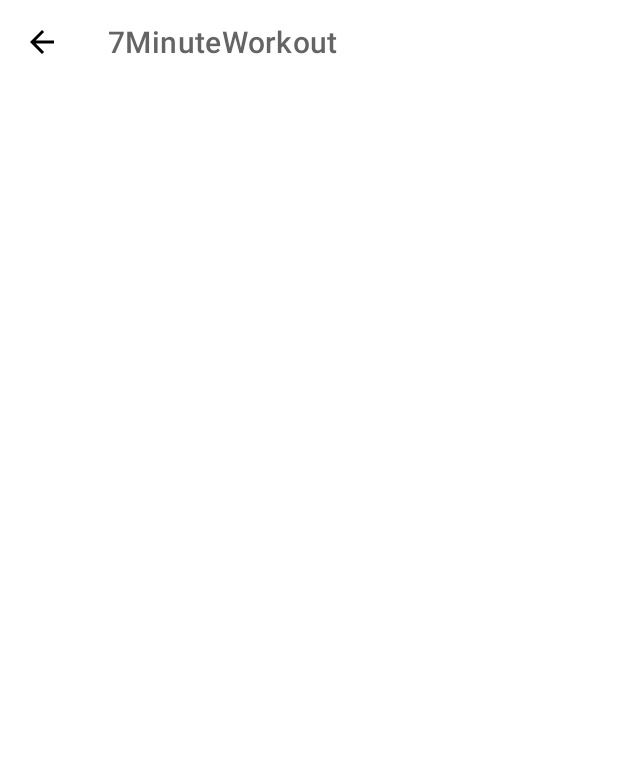
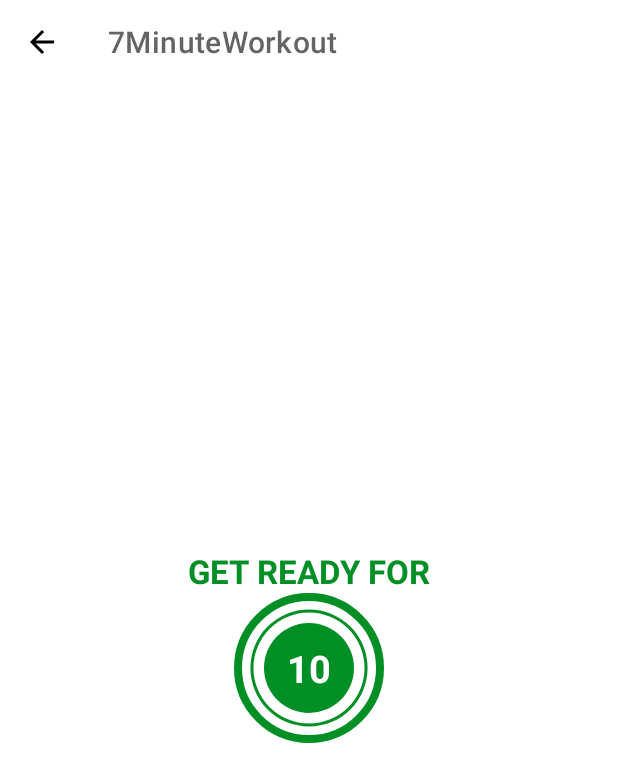
Before and after one commit to chrisabbod/7-minute-workout, an Android app: the ExerciseActivity screen opened directly, with no data from a screen before it, on a phone screen of 412 x 824 dp. Shown: the top 782 px of the screen. Run offline under Robolectric (Android 15) with nearby library versions, the phone set to English and light mode, and no system bars.

Commit message:
Create circular progress bar drawable

```diff
--- /dev/null
+++ b/app/src/main/res/drawable/circular_progress_bar.xml
@@ -0,0 +1,13 @@
+<?xml version="1.0" encoding="utf-8"?>
+<layer-list xmlns:android="http://schemas.android.com/apk/res/android">
+    <item>
+        <shape
+            android:innerRadiusRatio="2.7"
+            android:shape="ring"
+            android:thicknessRatio="50.0"
+            android:useLevel="true" >
+
+            <solid android:color="@color/colorAccent" />
+        </shape>
+    </item>
+</layer-list>
--- /dev/null
+++ b/app/src/main/res/drawable/circular_progress_bar_gray.xml
@@ -0,0 +1,13 @@
+<?xml version="1.0" encoding="utf-8"?>
+<layer-list xmlns:android="http://schemas.android.com/apk/res/android">
+    <item>
+        <shape
+            android:innerRadiusRatio="2.7"
+            android:shape="ring"
+            android:thicknessRatio="50.0"
+            android:useLevel="true" >
+
+            <solid android:color="#D4DEE7" />
+        </shape>
+    </item>
+</layer-list>
--- /dev/null
+++ b/app/src/main/res/drawable/item_circular_color_accent_background.xml
@@ -0,0 +1,7 @@
+<?xml version="1.0" encoding="utf-8"?>
+<shape xmlns:android="http://schemas.android.com/apk/res/android"
+    android:shape="oval">
+
+    <solid android:color="@color/colorAccent" />
+
+</shape>
--- a/app/src/main/res/layout/activity_exercise.xml
+++ b/app/src/main/res/layout/activity_exercise.xml
@@ -15,4 +15,60 @@
         app:layout_constraintTop_toTopOf="parent"
         app:titleTextColor="@color/colorPrimary" />
 
+    <TextView
+        android:id="@+id/tv_title"
+        android:layout_width="wrap_content"
+        android:layout_height="wrap_content"
+        android:text="GET READY FOR"
+        android:textColor="@color/colorAccent"
+        android:textSize="22sp"
+        android:textStyle="bold"
+        app:layout_constraintBottom_toTopOf="@id/fl_progress_bar"
+        app:layout_constraintEnd_toEndOf="parent"
+        app:layout_constraintStart_toStartOf="parent" />
+
+    <FrameLayout
+        android:id="@+id/fl_progress_bar"
+        android:layout_width="100dp"
+        android:layout_height="100dp"
+        android:layout_marginTop="10dp"
+        android:background="@drawable/item_circular_color_accent_border"
+        app:layout_constraintBottom_toBottomOf="parent"
+        app:layout_constraintEnd_toEndOf="parent"
+        app:layout_constraintStart_toStartOf="parent"
+        app:layout_constraintTop_toBottomOf="@id/toolbar_exercise">
+
+        <ProgressBar
+            android:id="@+id/progressbar"
+            style="?android:attr/progressBarStyleHorizontal"
+            android:layout_width="100dp"
+            android:layout_height="100dp"
+            android:layout_gravity="center"
+            android:background="@drawable/circular_progress_bar_gray"
+            android:indeterminate="false"
+            android:max="10"
+            android:progress="100"
+            android:progressDrawable="@drawable/circular_progress_bar"
+            android:rotation="-90" />
+
+        <LinearLayout
+            android:layout_width="60dp"
+            android:layout_height="60dp"
+            android:layout_gravity="center"
+            android:background="@drawable/item_circular_color_accent_background"
+            android:gravity="center">
+
+            <TextView
+                android:id="@+id/tv_timer"
+                android:layout_width="wrap_content"
+                android:layout_height="wrap_content"
+                android:text="10"
+                android:textColor="#FFFFFF"
+                android:textSize="25sp"
+                android:textStyle="bold" />
+
+        </LinearLayout>
+
+    </FrameLayout>
+
 </androidx.constraintlayout.widget.ConstraintLayout>
```
